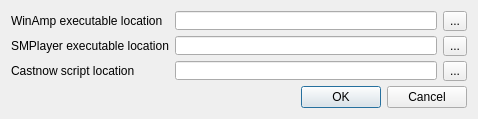
Old version of the form SettingsDialog.ui in the repository FelixdelasPozas/Now-Play.
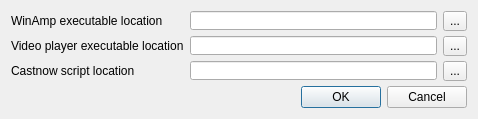
New version of the form. Icons and pictures are not drawn.

```diff
--- a/SettingsDialog.ui
+++ b/SettingsDialog.ui
@@ -76,7 +76,7 @@
      <item row="1" column="0">
       <widget class="QLabel" name="label_2">
        <property name="text">
-        <string>SMPlayer executable location</string>
+        <string>Video player executable location</string>
        </property>
       </widget>
      </item>
```
Left out of the diff: 4 changed lines with no effect on the pictures.
